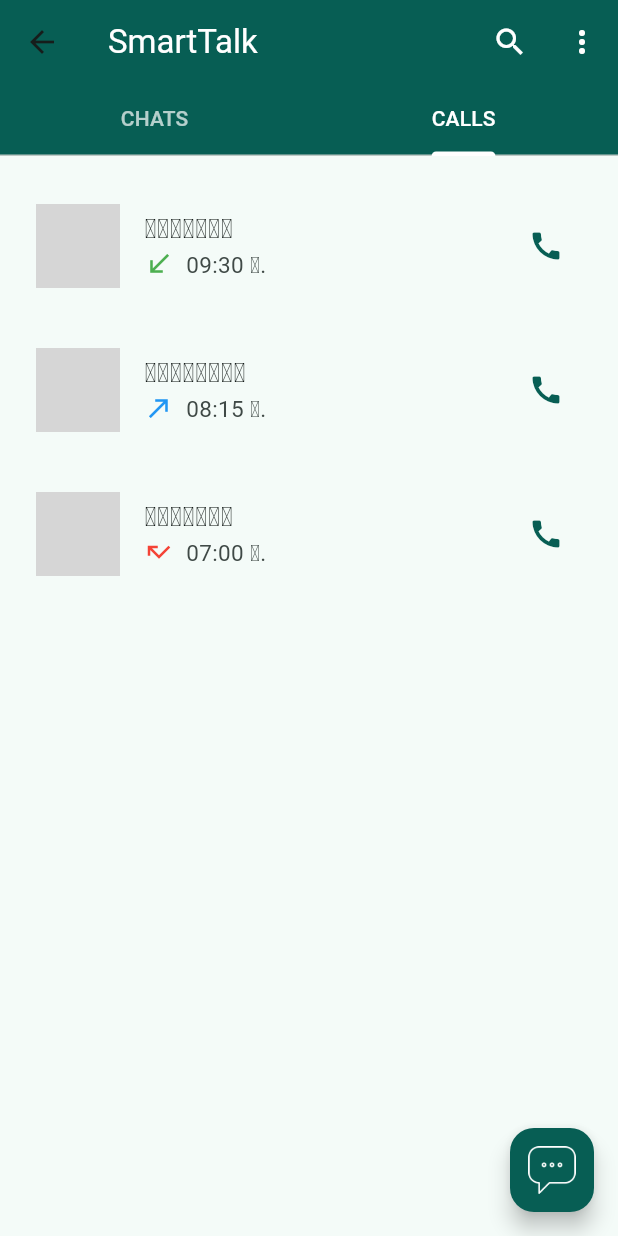
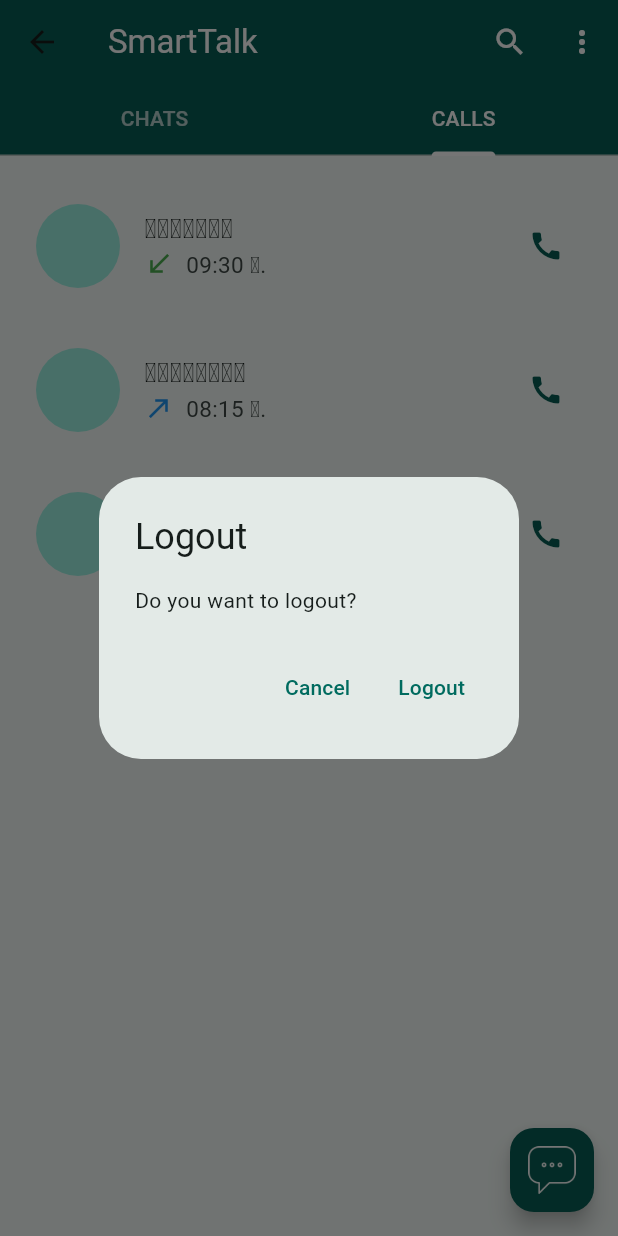
Before and after one commit to SDL455/SmartTalk, a Flutter app: the DashboardPage screen opened by its route, tab 2 chosen, after a tap on the "more vert" icon, on a phone screen of 412 x 824 dp. Run offline on Flutter 3.47's test engine with Material 3 defaults, Android fonts, the phone set to English and light mode, and no system bars; our stand-ins replace emoji_picker_flutter, firebase_core, flutter_chat_types, get, image_picker; accounts and stored records are empty; network calls fail; grey boxes are pictures that could not be loaded.

Commit message:
update UI history call

```diff
--- a/lib/features/auth/views/login_page.dart
+++ b/lib/features/auth/views/login_page.dart
@@ -1,6 +1,5 @@
 import 'package:flutter/material.dart';
 import 'package:get/get.dart';
-import 'package:get/get_utils/src/get_utils/get_utils.dart';
 import 'package:whatsapp/cores/colors/%E0%BA%B1app_theme.dart';
 
 class LoginPage extends StatefulWidget {
@@ -74,7 +73,7 @@ class _LoginPageState extends State<LoginPage> {
                 ElevatedButton(
                   onPressed: () {
                     if (_formKey.currentState!.validate()) {
-                      Get.offAllNamed('/home');
+                      Get.offAllNamed('/dashboard');
                     }
                   },
                   style: ElevatedButton.styleFrom(
--- a/lib/features/chat/views/dashboard_page.dart
+++ b/lib/features/chat/views/dashboard_page.dart
@@ -65,7 +65,30 @@ class _DashboardPageState extends State<DashboardPage>
           ),
           IconButton(
             icon: Icon(Icons.more_vert, color: Colors.white),
-            onPressed: () {},
+            onPressed: () {
+              showDialog(
+                context: context,
+                builder: (context) => AlertDialog(
+                  title: Text('Logout'),
+                  content: Text('Do you want to logout?'),
+                  actions: [
+                    TextButton(
+                      onPressed: () {
+                        Navigator.of(context).pop();
+                      },
+                      child: Text('Cancel'),
+                    ),
+                    TextButton(
+                      onPressed: () {
+                        Navigator.of(context).pop();
+                        Navigator.of(context).pushReplacementNamed('/login');
+                      },
+                      child: Text('Logout'),
+                    ),
+                  ],
+                ),
+              );
+            },
           ),
         ],
         bottom: TabBar(
@@ -82,7 +105,6 @@ class _DashboardPageState extends State<DashboardPage>
       body: TabBarView(
         controller: _tabController,
         children: [
-          // CHATS Tab
           ListView.builder(
             itemCount: chats.length,
             itemBuilder: (context, index) {
@@ -126,7 +148,6 @@ class _DashboardPageState extends State<DashboardPage>
             },
           ),
 
-          // CALLS Tab
           CallPage(),
         ],
       ),
```
